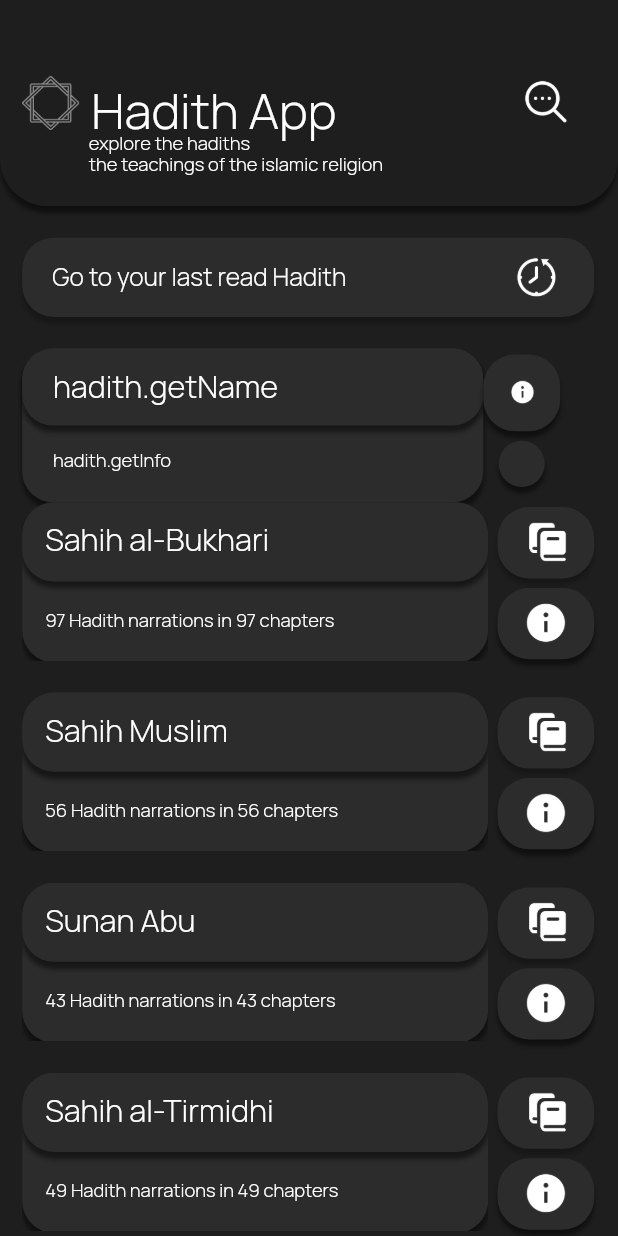
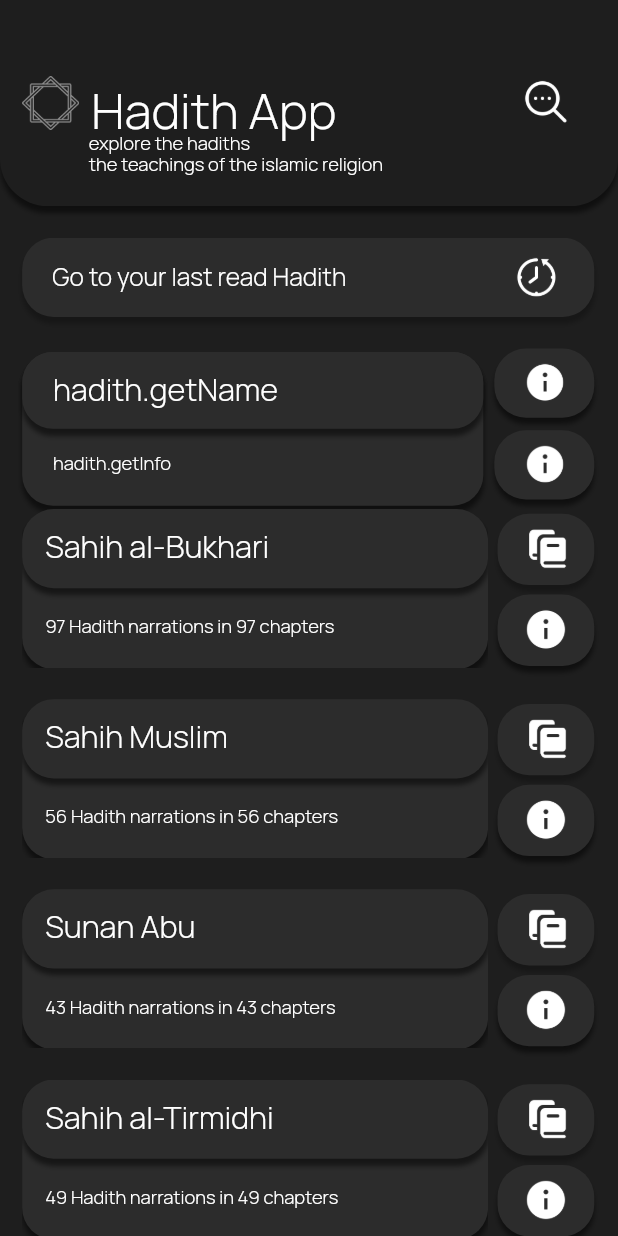
Before and after one commit to amasso99/hadith_app, a Flutter app: the screen it shows after launch, on a phone screen of 412 x 824 dp. Run offline on Flutter 3.47's test engine with Material 2 defaults, Android fonts, the phone set to English and light mode, and no system bars; our stand-ins replace google_fonts.

```diff
--- a/hadithapp_prototype/lib/main.dart
+++ b/hadithapp_prototype/lib/main.dart
@@ -1,4 +1,5 @@
 import 'package:flutter/material.dart';
+import 'package:myapp/pages/components/home_component.dart';
 import 'package:myapp/utils.dart';
 import 'package:myapp/pages/home_screen.dart';
 
@@ -23,6 +24,8 @@ class MyApp extends StatelessWidget {
         primarySwatch: Colors.blue,
       ),
       home: const Scaffold(
+        backgroundColor: AppColors.aBackground,
+        appBar: HomeAppBar(height: 300),
         body: SingleChildScrollView(
           child: HomeScreen(),
         ),
--- a/hadithapp_prototype/lib/pages/home_screen.dart
+++ b/hadithapp_prototype/lib/pages/home_screen.dart
@@ -28,7 +28,6 @@ class HomeScreen extends StatelessWidget {
         child: Column(
           crossAxisAlignment: CrossAxisAlignment.center,
           children: [
-            const HomeAppBar(height: 130),
             Container(
               // frame2ZCT (14:81)
               margin: EdgeInsets.fromLTRB(14 * fem, 0 * fem, 15 * fem, 0 * fem),
@@ -38,43 +37,55 @@ class HomeScreen extends StatelessWidget {
                 children: [
                   lastReadHadith(context),
                   SizedBox(height: 20 * fem),
-                  Container(
-                      child: Row(
+                  Row(
+                    mainAxisAlignment: MainAxisAlignment.center,
                     children: [
                       cardBox(context, 300, 100),
-                      Column(
-                        crossAxisAlignment: CrossAxisAlignment.center,
+                      const Spacer(),
+                      Center(
+                          child: Column(
+                        mainAxisAlignment: MainAxisAlignment.spaceAround,
+                        mainAxisSize: MainAxisSize.min,
                         children: [
                           cardButton(
                               context,
                               AppIcons.iInfo,
-                              50,
-                              50,
+                              65,
+                              45,
                               () => {
                                     Navigator.push(
                                       context,
                                       MaterialPageRoute(
                                           builder: (context) =>
-                                              const HadithCollectionScreen()),
+                                              HadithCollectionScreen(
+                                                hadithCollection:
+                                                    HadithCollections
+                                                        .collections[0],
+                                              )),
                                     )
                                   }),
+                          SizedBox(height: 2 * ffem),
                           cardButton(
                               context,
                               AppIcons.iInfo,
-                              30,
-                              30,
+                              65,
+                              45,
                               () => {
                                     Navigator.push(
                                       context,
                                       MaterialPageRoute(
                                           builder: (context) =>
-                                              const HadithCollectionScreen()),
+                                              HadithCollectionScreen(
+                                                hadithCollection:
+                                                    HadithCollections
+                                                        .collections[0],
+                                              )),
                                     )
                                   })
                         ],
-                      )
+                      ))
                     ],
-                  )),
+                  ),
                   ListView.separated(
                     shrinkWrap: true,
                     physics: const BouncingScrollPhysics(),
```
